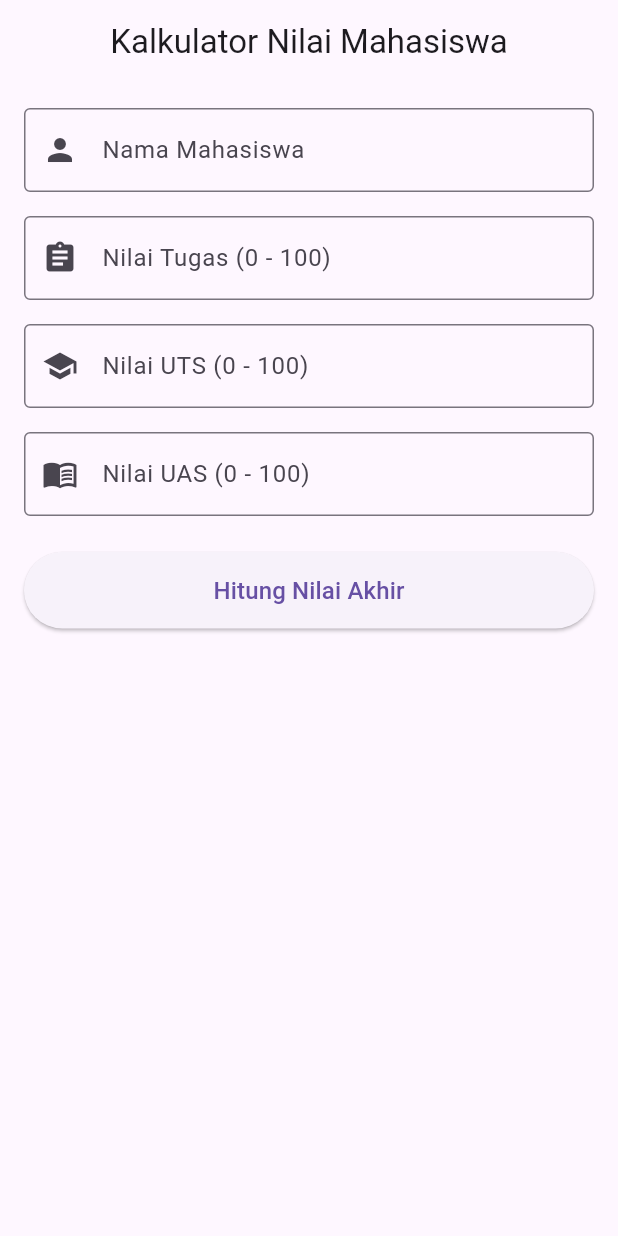
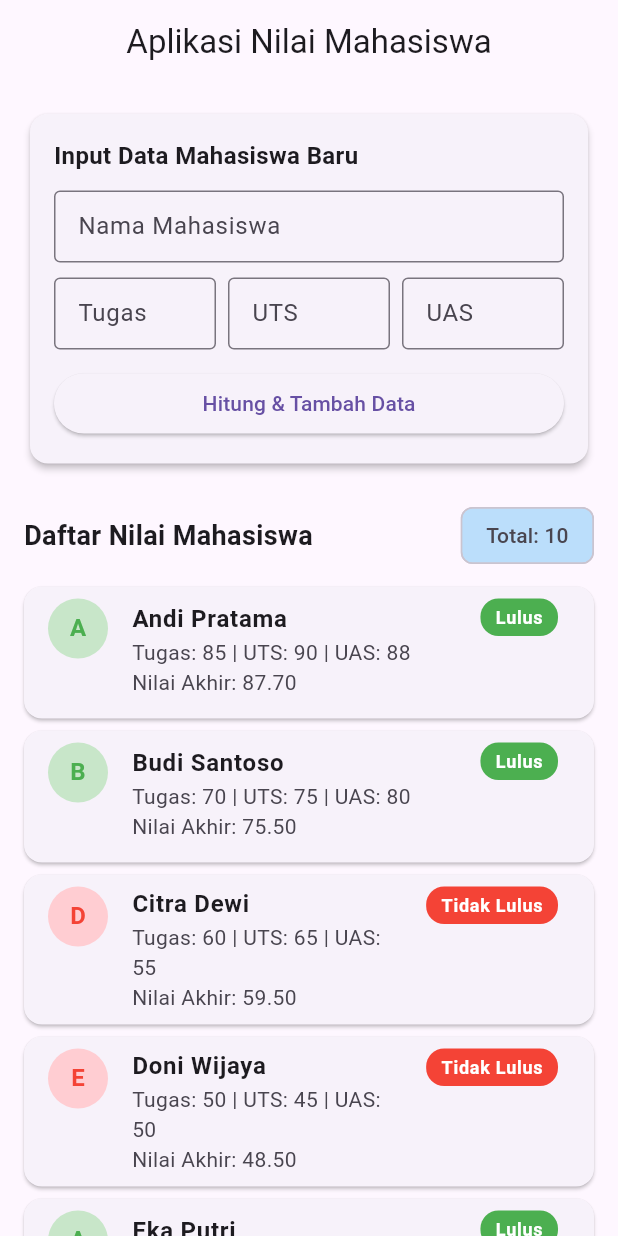
Before and after one commit to Cerizz-CIeRa-Avel/Kalkulator-Nilai-Mahasiswa-Muhammad-Farrel-Aqil-Fauzy-Pemrograman-Mobile-I, a Flutter app: the screen it shows after launch, on a phone screen of 412 x 824 dp. Run offline on Flutter 3.47's test engine with Material 3 defaults, Android fonts, the phone set to English and light mode, and no system bars.

Commit message:
Penambahan Daftar Mahasiswa

```diff
--- a/lib/main.dart
+++ b/lib/main.dart
@@ -1,4 +1,63 @@
 import 'package:flutter/material.dart';
+
+// Model Data Mahasiswa
+class Mahasiswa {
+  final String nama;
+  final double tugas;
+  final double uts;
+  final double uas;
+  final double nilaiAkhir;
+  final String grade;
+  final String status;
+
+  Mahasiswa({
+    required this.nama,
+    required this.tugas,
+    required this.uts,
+    required this.uas,
+    required this.nilaiAkhir,
+    required this.grade,
+    required this.status,
+  });
+
+  // Factory method untuk menghitung data mahasiswa secara otomatis
+  factory Mahasiswa.hitung({
+    required String nama,
+    required double tugas,
+    required double uts,
+    required double uas,
+  }) {
+    // Rumus: 30% Tugas + 30% UTS + 40% UAS
+    double nilaiAkhir = (0.30 * tugas) + (0.30 * uts) + (0.40 * uas);
+
+    // Menentukan Grade
+    String grade;
+    if (nilaiAkhir >= 85) {
+      grade = 'A';
+    } else if (nilaiAkhir >= 75) {
+      grade = 'B';
+    } else if (nilaiAkhir >= 65) {
+      grade = 'C';
+    } else if (nilaiAkhir >= 50) {
+      grade = 'D';
+    } else {
+      grade = 'E';
+    }
+
+    // Menentukan Status (>= 60 Lulus, < 60 Tidak Lulus)
+    String status = (nilaiAkhir >= 60) ? 'Lulus' : 'Tidak Lulus';
+
+    return Mahasiswa(
+      nama: nama,
+      tugas: tugas,
+      uts: uts,
+      uas: uas,
+      nilaiAkhir: nilaiAkhir,
+      grade: grade,
+      status: status,
+    );
+  }
+}
 
 void main() {
   runApp(const KalkulatorNilaiApp());
@@ -34,42 +93,43 @@ class _KalkulatorNilaiPageState extends State<KalkulatorNilaiPage> {
   final _utsController = TextEditingController();
   final _uasController = TextEditingController();
 
-  String _namaHasil = '';
-  double _nilaiAkhir = 0;
-  String _grade = '';
-  String _status = '';
-  bool _sudahHitung = false;
+  // Inisialisasi daftar dengan MINIMAL 10 MAHASISWA
+  final List<Mahasiswa> _listMahasiswa = [
+    Mahasiswa.hitung(nama: 'Andi Pratama', tugas: 85, uts: 90, uas: 88),
+    Mahasiswa.hitung(nama: 'Budi Santoso', tugas: 70, uts: 75, uas: 80),
+    Mahasiswa.hitung(nama: 'Citra Dewi', tugas: 60, uts: 65, uas: 55),
+    Mahasiswa.hitung(nama: 'Doni Wijaya', tugas: 50, uts: 45, uas: 50),
+    Mahasiswa.hitung(nama: 'Eka Putri', tugas: 95, uts: 85, uas: 90),
+    Mahasiswa.hitung(nama: 'Fajar Nugraha', tugas: 40, uts: 50, uas: 45),
+    Mahasiswa.hitung(nama: 'Gita Gutawa', tugas: 78, uts: 82, uas: 75),
+    Mahasiswa.hitung(nama: 'Hadi Kurniawan', tugas: 65, uts: 70, uas: 60),
+    Mahasiswa.hitung(nama: 'Indah Permata', tugas: 88, uts: 92, uas: 95),
+    Mahasiswa.hitung(nama: 'Joko Susilo', tugas: 55, uts: 60, uas: 58),
+  ];
 
-  void _hitungNilai() {
+  void _tambahMahasiswa() {
     if (_formKey.currentState!.validate()) {
       setState(() {
-        _namaHasil = _namaController.text;
-        double tugas = double.parse(_tugasController.text);
-        double uts = double.parse(_utsController.text);
-        double uas = double.parse(_uasController.text);
+        final mhsBaru = Mahasiswa.hitung(
+          nama: _namaController.text,
+          tugas: double.parse(_tugasController.text),
+          uts: double.parse(_utsController.text),
+          uas: double.parse(_uasController.text),
+        );
 
-        _nilaiAkhir = (0.30 * tugas) + (0.30 * uts) + (0.40 * uas);
+        // Tambahkan ke daftar mahasiswa
+        _listMahasiswa.insert(0, mhsBaru);
 
-        if (_nilaiAkhir >= 85) {
-          _grade = 'A';
-        } else if (_nilaiAkhir >= 75) {
-          _grade = 'B';
-        } else if (_nilaiAkhir >= 65) {
-          _grade = 'C';
-        } else if (_nilaiAkhir >= 50) {
-          _grade = 'D';
-        } else {
-          _grade = 'E';
-        }
+        // Reset Form setelah berhasil ditambahkan
+        _namaController.clear();
+        _tugasController.clear();
+        _utsController.clear();
+        _uasController.clear();
+      });
 
-        if (_nilaiAkhir >= 60) {
-          _status = 'Lulus';
-        } else {
-          _status = 'Tidak Lulus';
-        }
-
-        _sudahHitung = true;
-      });
+      ScaffoldMessenger.of(context).showSnackBar(
+        const SnackBar(content: Text('Data Mahasiswa Berhasil Ditambahkan!')),
+      );
     }
   }
 
@@ -86,157 +146,170 @@ class _KalkulatorNilaiPageState extends State<KalkulatorNilaiPage> {
   Widget build(BuildContext context) {
     return Scaffold(
       appBar: AppBar(
-        title: const Text('Kalkulator Nilai Mahasiswa'),
+        title: const Text('Aplikasi Nilai Mahasiswa'),
         centerTitle: true,
       ),
       body: SingleChildScrollView(
+        padding: const EdgeInsets.all(16.0),
+        child: Column(
+          crossAxisAlignment: CrossAxisAlignment.stretch,
+          children: [
+            // Section Form Input
+            Card(
+              elevation: 2,
+              child: Padding(
                 padding: const EdgeInsets.all(16.0),
                 child: Form(
                   key: _formKey,
                   child: Column(
                     crossAxisAlignment: CrossAxisAlignment.stretch,
                     children: [
+                      const Text(
+                        'Input Data Mahasiswa Baru',
+                        style: TextStyle(
+                            fontSize: 16, fontWeight: FontWeight.bold),
+                      ),
+                      const SizedBox(height: 12),
                       TextFormField(
                         controller: _namaController,
                         decoration: const InputDecoration(
                           labelText: 'Nama Mahasiswa',
                           border: OutlineInputBorder(),
-                  prefixIcon: Icon(Icons.person),
+                          isDense: true,
                         ),
-                validator: (value) {
-                  if (value == null || value.isEmpty) {
-                    return 'Nama tidak boleh kosong';
-                  }
-                  return null;
-                },
+                        validator: (val) =>
+                            val == null || val.isEmpty ? 'Isi nama' : null,
                       ),
-              const SizedBox(height: 16),
-
-              TextFormField(
+                      const SizedBox(height: 10),
+                      Row(
+                        children: [
+                          Expanded(
+                            child: TextFormField(
                               controller: _tugasController,
                               keyboardType: TextInputType.number,
                               decoration: const InputDecoration(
-                  labelText: 'Nilai Tugas (0 - 100)',
+                                labelText: 'Tugas',
                                 border: OutlineInputBorder(),
-                  prefixIcon: Icon(Icons.assignment),
+                                isDense: true,
                               ),
-                validator: (value) {
-                  if (value == null || value.isEmpty) {
-                    return 'Nilai tugas tidak boleh kosong';
-                  }
-                  if (double.tryParse(value) == null) {
-                    return 'Masukkan angka yang valid';
-                  }
-                  return null;
-                },
+                              validator: (val) => val == null || val.isEmpty
+                                  ? 'Isi nilai'
+                                  : null,
                             ),
-              const SizedBox(height: 16),
-
-              TextFormField(
+                          ),
+                          const SizedBox(width: 8),
+                          Expanded(
+                            child: TextFormField(
                               controller: _utsController,
                               keyboardType: TextInputType.number,
                               decoration: const InputDecoration(
-                  labelText: 'Nilai UTS (0 - 100)',
+                                labelText: 'UTS',
                                 border: OutlineInputBorder(),
-                  prefixIcon: Icon(Icons.school),
+                                isDense: true,
                               ),
-                validator: (value) {
-                  if (value == null || value.isEmpty) {
-                    return 'Nilai UTS tidak boleh kosong';
-                  }
-                  if (double.tryParse(value) == null) {
-                    return 'Masukkan angka yang valid';
-                  }
-                  return null;
-                },
+                              validator: (val) => val == null || val.isEmpty
+                                  ? 'Isi nilai'
+                                  : null,
                             ),
-              const SizedBox(height: 16),
-
-              TextFormField(
+                          ),
+                          const SizedBox(width: 8),
+                          Expanded(
+                            child: TextFormField(
                               controller: _uasController,
                               keyboardType: TextInputType.number,
                               decoration: const InputDecoration(
-                  labelText: 'Nilai UAS (0 - 100)',
+                                labelText: 'UAS',
                                 border: OutlineInputBorder(),
-                  prefixIcon: Icon(Icons.menu_book),
+                                isDense: true,
                               ),
-                validator: (value) {
-                  if (value == null || value.isEmpty) {
-                    return 'Nilai UAS tidak boleh kosong';
-                  }
-                  if (double.tryParse(value) == null) {
-                    return 'Masukkan angka yang valid';
-                  }
-                  return null;
-                },
-              ),
-              const SizedBox(height: 24),
-
-              ElevatedButton(
-                onPressed: _hitungNilai,
-                style: ElevatedButton.styleFrom(
-                  padding: const EdgeInsets.symmetric(vertical: 14),
-                ),
-                child: const Text(
-                  'Hitung Nilai Akhir',
-                  style: TextStyle(fontSize: 16),
+                              validator: (val) => val == null || val.isEmpty
+                                  ? 'Isi nilai'
+                                  : null,
                             ),
                           ),
-              const SizedBox(height: 24),
-
-              if (_sudahHitung) ...[
-                Card(
-                  elevation: 4,
-                  shape: RoundedRectangleBorder(
-                    borderRadius: BorderRadius.circular(10),
+                        ],
                       ),
-                  child: Padding(
-                    padding: const EdgeInsets.all(16.0),
-                    child: Column(
-                      crossAxisAlignment: CrossAxisAlignment.start,
-                      children: [
-                        const Text(
-                          'Hasil Perhitungan Nilai',
-                          style: TextStyle(
-                            fontSize: 18,
-                            fontWeight: FontWeight.bold,
-                          ),
-                        ),
-                        const Divider(),
-                        const SizedBox(height: 8),
-                        Text('Nama: $_namaHasil',
-                            style: const TextStyle(fontSize: 16)),
-                        const SizedBox(height: 6),
-                        Text(
-                          'Nilai Akhir: ${_nilaiAkhir.toStringAsFixed(2)}',
-                          style: const TextStyle(fontSize: 16),
-                        ),
-                        const SizedBox(height: 6),
-                        Text(
-                          'Grade: $_grade',
-                          style: const TextStyle(
-                            fontSize: 16,
-                            fontWeight: FontWeight.bold,
-                          ),
-                        ),
-                        const SizedBox(height: 6),
-                        Text(
-                          'Status: $_status',
-                          style: TextStyle(
-                            fontSize: 16,
-                            fontWeight: FontWeight.bold,
-                            color: _status == 'Lulus'
-                                ? Colors.green
-                                : Colors.red,
-                          ),
+                      const SizedBox(height: 12),
+                      ElevatedButton(
+                        onPressed: _tambahMahasiswa,
+                        child: const Text('Hitung & Tambah Data'),
                       ),
                     ],
                   ),
                 ),
               ),
-              ],
+            ),
+            const SizedBox(height: 20),
+
+            // Header Daftar Mahasiswa
+            Row(
+              mainAxisAlignment: MainAxisAlignment.spaceBetween,
+              children: [
+                const Text(
+                  'Daftar Nilai Mahasiswa',
+                  style: TextStyle(fontSize: 18, fontWeight: FontWeight.bold),
+                ),
+                Chip(
+                  label: Text('Total: ${_listMahasiswa.length}'),
+                  backgroundColor: Colors.blue.shade100,
+                ),
               ],
             ),
+            const SizedBox(height: 10),
+
+            // Section List Mahasiswa (Minimal 10 Data)
+            ListView.builder(
+              shrinkWrap: true,
+              physics: const NeverScrollableScrollPhysics(),
+              itemCount: _listMahasiswa.length,
+              itemBuilder: (context, index) {
+                final mhs = _listMahasiswa[index];
+                final isLulus = mhs.status == 'Lulus';
+
+                return Card(
+                  margin: const EdgeInsets.only(bottom: 8),
+                  child: ListTile(
+                    leading: CircleAvatar(
+                      backgroundColor:
+                          isLulus ? Colors.green.shade100 : Colors.red.shade100,
+                      child: Text(
+                        mhs.grade,
+                        style: TextStyle(
+                          fontWeight: FontWeight.bold,
+                          color: isLulus ? Colors.green : Colors.red,
+                        ),
+                      ),
+                    ),
+                    title: Text(
+                      mhs.nama,
+                      style: const TextStyle(fontWeight: FontWeight.bold),
+                    ),
+                    subtitle: Text(
+                      'Tugas: ${mhs.tugas.toInt()} | UTS: ${mhs.uts.toInt()} | UAS: ${mhs.uas.toInt()}\n'
+                      'Nilai Akhir: ${mhs.nilaiAkhir.toStringAsFixed(2)}',
+                    ),
+                    isThreeLine: true,
+                    trailing: Container(
+                      padding: const EdgeInsets.symmetric(
+                          horizontal: 10, vertical: 4),
+                      decoration: BoxDecoration(
+                        color: isLulus ? Colors.green : Colors.red,
+                        borderRadius: BorderRadius.circular(12),
+                      ),
+                      child: Text(
+                        mhs.status,
+                        style: const TextStyle(
+                          color: Colors.white,
+                          fontSize: 12,
+                          fontWeight: FontWeight.bold,
+                        ),
+                      ),
+                    ),
+                  ),
+                );
+              },
+            ),
+          ],
         ),
       ),
     );
```
Lines whose indentation alone changed are shown as unchanged.
